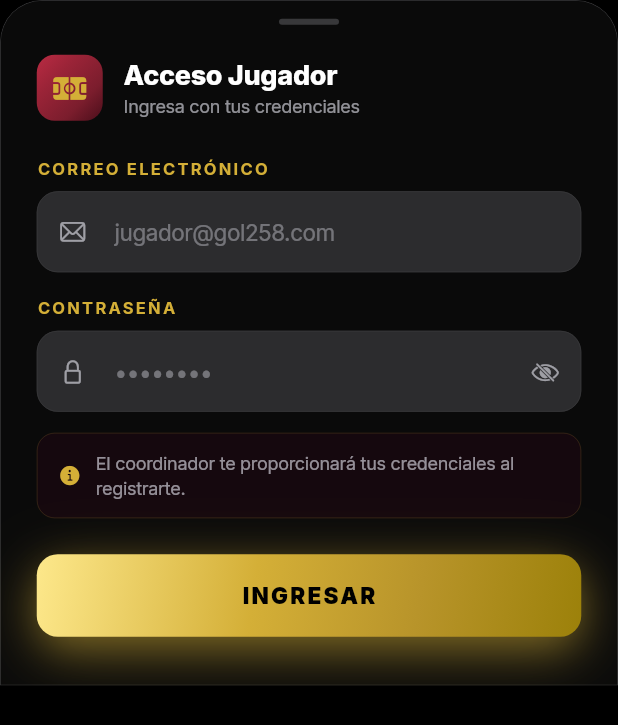
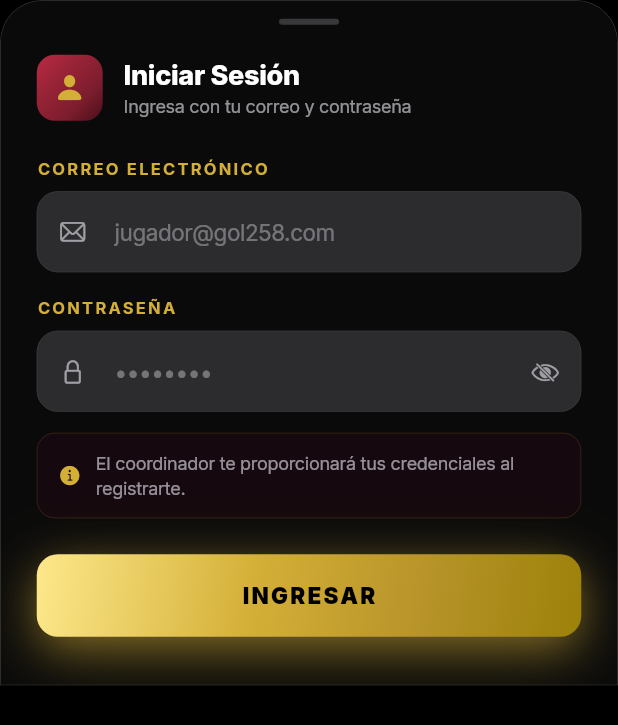
Before and after one commit to maskyhoodie74-dotcom/proyectoimplementa, a Flutter app: the _JugadorLoginSheet widget shown alone on an empty page, opened directly, on a phone screen of 412 x 824 dp. Shown: the top 725 px of the screen. Run offline on Flutter 3.47's test engine with Material 3 defaults, Android fonts, the phone set to English and light mode, and no system bars; our stand-ins replace flutter_markdown, go_router, google_fonts, google_generative_ai, image_picker, share_plus and 3 more; accounts and stored records are empty.

Commit message:
UI: Generalize player login to all users so spectators can log in

```diff
--- a/gol258/lib/features/auth/login_screen.dart
+++ b/gol258/lib/features/auth/login_screen.dart
@@ -371,11 +371,11 @@ class _LoginScreenState extends State<LoginScreen>
         child: Row(
           mainAxisAlignment: MainAxisAlignment.center,
           children: [
-            const Icon(CupertinoIcons.sportscourt_fill,
+            const Icon(CupertinoIcons.person_solid,
                 color: AppColors.textSecondary, size: 14),
             const SizedBox(width: 7),
             Text(
-              'Ya tengo cuenta de jugador',
+              'Ya tengo cuenta (Iniciar sesión)',
               style: GoogleFonts.inter(
                 color: AppColors.textSecondary,
                 fontSize: 13,
@@ -881,19 +881,19 @@ class _JugadorLoginSheetState extends State<_JugadorLoginSheet> {
                         gradient: AppColors.maroonGradient,
                         borderRadius: BorderRadius.circular(12),
                       ),
-                      child: const Icon(CupertinoIcons.sportscourt_fill,
+                      child: const Icon(CupertinoIcons.person_solid,
                           color: AppColors.gold, size: 22),
                     ),
                     const SizedBox(width: 14),
                     Column(
                       crossAxisAlignment: CrossAxisAlignment.start,
                       children: [
-                        Text('Acceso Jugador',
+                        Text('Iniciar Sesión',
                             style: GoogleFonts.inter(
                                 color: AppColors.textPrimary,
                                 fontSize: 18,
                                 fontWeight: FontWeight.w800)),
-                        Text('Ingresa con tus credenciales',
+                        Text('Ingresa con tu correo y contraseña',
                             style: GoogleFonts.inter(
                                 color: AppColors.textSecondary, fontSize: 12)),
                       ],
```
